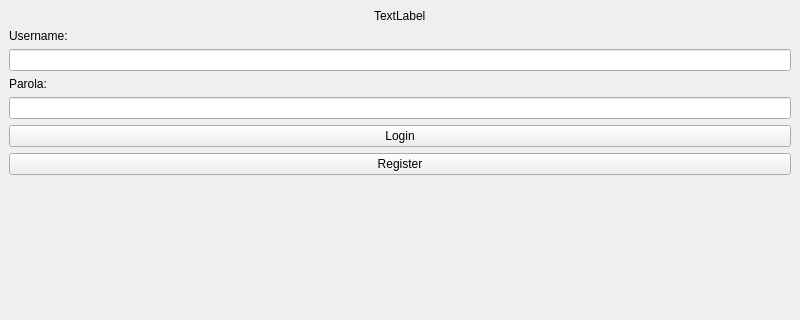
Before: the Qt Designer form Client/mainwindow.ui in Denisucu1/ProjectModernCpp, drawn with Qt 5; both pictures show x 0 to 800 and y 0 to 320 of the 800 by 600 pixel window.
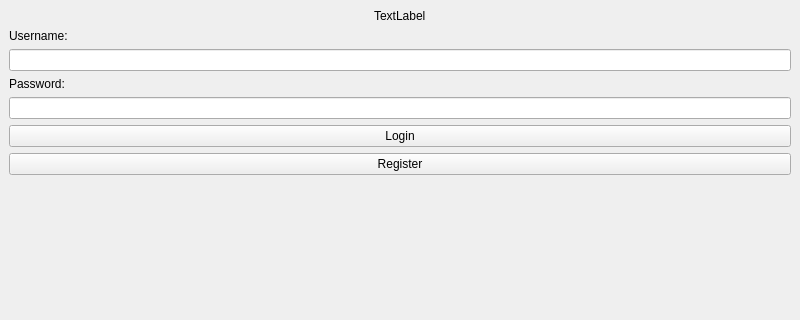
After: the same form once the commit is applied.

Commit message: fix build errors, delete dead profilewindow class, and translate ui to english

Patch:
```diff
--- a/Client/mainwindow.ui
+++ b/Client/mainwindow.ui
@@ -41,7 +41,7 @@
     <item>
      <widget class="QLabel" name="label_2">
       <property name="text">
-       <string>Parola:</string>
+       <string>Password:</string>
       </property>
      </widget>
     </item>
```
The commit also changes 5 other files.
